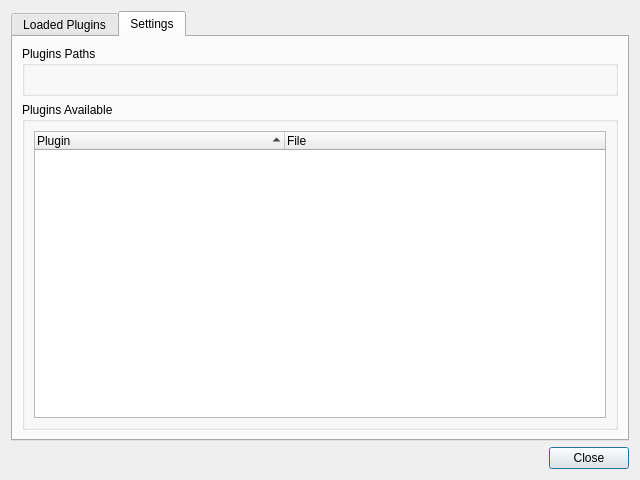
Before: the Qt Designer form branches/pyraptor/src/ui/pluginmanager.ui in yag00/raptor, drawn with Qt 5.
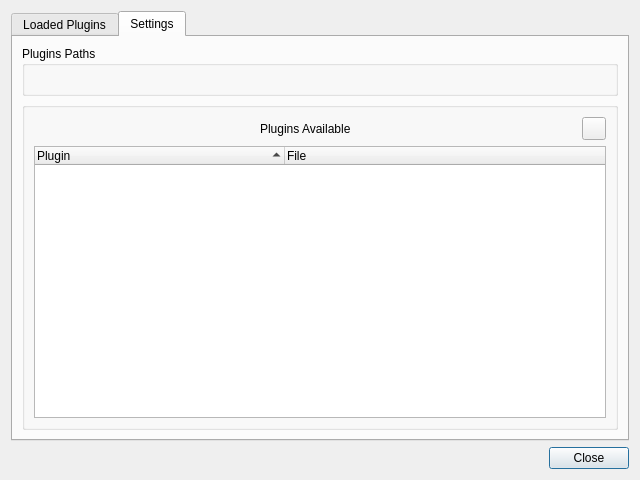
After: the same form once the commit is applied. The open tabs and pages were chosen to show the change. Icons and pictures are not drawn. Custom widgets are drawn as their Qt base class.

Commit message: pyrator : plugin settings

Diff of the .ui file:
```diff
--- a/branches/pyraptor/src/ui/pluginmanager.ui
+++ b/branches/pyraptor/src/ui/pluginmanager.ui
@@ -93,9 +93,60 @@
        <item>
         <widget class="QGroupBox" name="groupBox">
          <property name="title">
-          <string>Plugins Available</string>
+          <string/>
          </property>
          <layout class="QVBoxLayout" name="verticalLayout_4">
+          <item>
+           <layout class="QHBoxLayout" name="horizontalLayout_2">
+            <item>
+             <spacer name="horizontalSpacer_2">
+              <property name="orientation">
+               <enum>Qt::Horizontal</enum>
+              </property>
+              <property name="sizeHint" stdset="0">
+               <size>
+                <width>40</width>
+                <height>20</height>
+               </size>
+              </property>
+             </spacer>
+            </item>
+            <item>
+             <widget class="QLabel" name="label">
+              <property name="text">
+               <string>Plugins Available</string>
+              </property>
+             </widget>
+            </item>
+            <item>
+             <spacer name="horizontalSpacer">
+              <property name="orientation">
+               <enum>Qt::Horizontal</enum>
+              </property>
+              <property name="sizeHint" stdset="0">
+               <size>
+                <width>40</width>
+                <height>20</height>
+               </size>
+              </property>
+             </spacer>
+            </item>
+            <item>
+             <widget class="QToolButton" name="tbReload">
+              <property name="toolTip">
+               <string>Find &amp; Reload Plugins</string>
+              </property>
+              <property name="text">
+               <string/>
+              </property>
+              <property name="icon">
+               <iconset resource="../ressources.qrc">
+                <normaloff>:/images/restore.png</normaloff>:/images/restore.png</iconset>
+              </property>
+             </widget>
+            </item>
+           </layout>
+          </item>
           <item>
            <widget class="QTreeWidget" name="twAvailablePlugins">
             <property name="alternatingRowColors">
```
Left out of the diff: 11 changed lines with no effect on the pictures. The commit also changes 7 other files.
